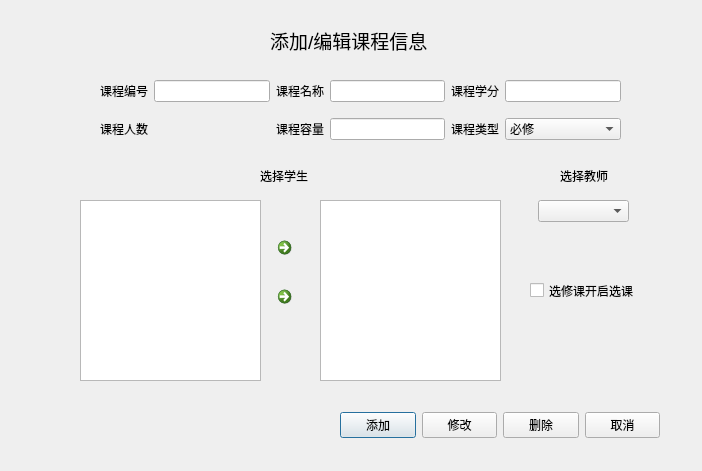
This is source/information_course.ui in laddie132/Academic-Management-System-Demo as Qt 5 draws it before an edit. The edited form follows.
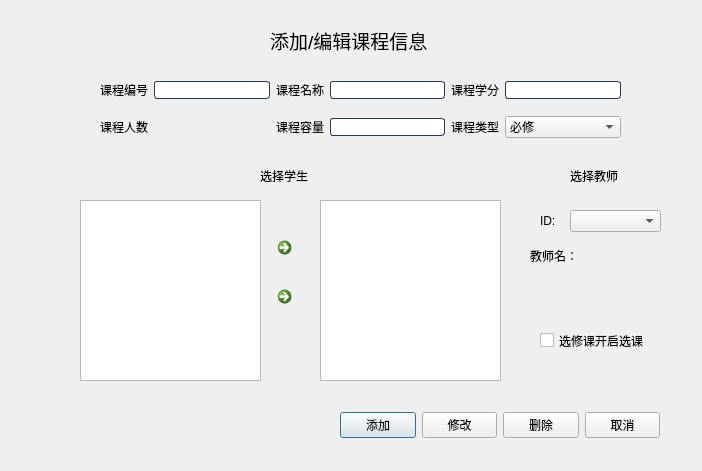
This is the edited form. Icons and pictures are not drawn.

Patch:
```diff
--- a/source/information_course.ui
+++ b/source/information_course.ui
@@ -57,13 +57,51 @@
       <property name="enabled">
        <bool>true</bool>
       </property>
+      <property name="styleSheet">
+       <string notr="true">QLineEdit {
+    border: 1px solid rgb(41, 57, 85); 
+    border-radius: 3px; 
+    background: white;   
+    selection-background-color: green; 
+}
+ 
+QLineEdit:hover {
+    border: 1px solid blue; 
+}</string>
+      </property>
      </widget>
     </item>
     <item row="0" column="3">
-     <widget class="QLineEdit" name="lineEdit_course_name"/>
+     <widget class="QLineEdit" name="lineEdit_course_name">
+      <property name="styleSheet">
+       <string notr="true">QLineEdit {
+    border: 1px solid rgb(41, 57, 85); 
+    border-radius: 3px; 
+    background: white;   
+    selection-background-color: green; 
+}
+ 
+QLineEdit:hover {
+    border: 1px solid blue; 
+}</string>
+      </property>
+     </widget>
     </item>
     <item row="0" column="5">
-     <widget class="QLineEdit" name="lineEdit_course_credit"/>
+     <widget class="QLineEdit" name="lineEdit_course_credit">
+      <property name="styleSheet">
+       <string notr="true">QLineEdit {
+    border: 1px solid rgb(41, 57, 85); 
+    border-radius: 3px; 
+    background: white;   
+    selection-background-color: green; 
+}
+ 
+QLineEdit:hover {
+    border: 1px solid blue; 
+}</string>
+      </property>
+     </widget>
     </item>
     <item row="1" column="0">
      <widget class="QLabel" name="label_course_num">
@@ -117,7 +155,20 @@
      </widget>
     </item>
     <item row="1" column="3">
-     <widget class="QLineEdit" name="lineEdit_course_capicity"/>
+     <widget class="QLineEdit" name="lineEdit_course_capicity">
+      <property name="styleSheet">
+       <string notr="true">QLineEdit {
+    border: 1px solid rgb(41, 57, 85); 
+    border-radius: 3px; 
+    background: white;   
+    selection-background-color: green; 
+}
+ 
+QLineEdit:hover {
+    border: 1px solid blue; 
+}</string>
+      </property>
+     </widget>
     </item>
     <item row="0" column="2">
      <widget class="QLabel" name="label_course_name">
@@ -197,7 +248,7 @@
   <widget class="QLabel" name="label_teacher">
    <property name="geometry">
     <rect>
-     <x>560</x>
+     <x>570</x>
      <y>160</y>
      <width>71</width>
      <height>31</height>
@@ -213,8 +264,8 @@
   <widget class="QCheckBox" name="checkBox_start_course">
    <property name="geometry">
     <rect>
-     <x>530</x>
-     <y>280</y>
+     <x>540</x>
+     <y>330</y>
      <width>131</width>
      <height>21</height>
     </rect>
@@ -229,8 +280,8 @@
   <widget class="QComboBox" name="comboBox_teacher">
    <property name="geometry">
     <rect>
-     <x>538</x>
-     <y>200</y>
+     <x>570</x>
+     <y>210</y>
      <width>91</width>
      <height>22</height>
     </rect>
@@ -332,6 +383,45 @@
     <number>25</number>
    </attribute>
   </widget>
+  <widget class="QLabel" name="label_teacher_2">
+   <property name="geometry">
+    <rect>
+     <x>530</x>
+     <y>240</y>
+     <width>61</width>
+     <height>31</height>
+    </rect>
+   </property>
+   <property name="text">
+    <string>教师名：</string>
+   </property>
+  </widget>
+  <widget class="QLabel" name="label_teacher_name">
+   <property name="geometry">
+    <rect>
+     <x>590</x>
+     <y>240</y>
+     <width>61</width>
+     <height>31</height>
+    </rect>
+   </property>
+   <property name="text">
+    <string/>
+   </property>
+  </widget>
+  <widget class="QLabel" name="label">
+   <property name="geometry">
+    <rect>
+     <x>540</x>
+     <y>210</y>
+     <width>21</width>
+     <height>21</height>
+    </rect>
+   </property>
+   <property name="text">
+    <string>ID:</string>
+   </property>
+  </widget>
  </widget>
  <resources>
   <include location="resourse.qrc"/>
```
Left out of the diff: 10 changed lines with no effect on the pictures.
